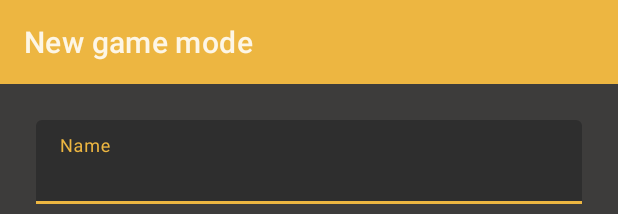
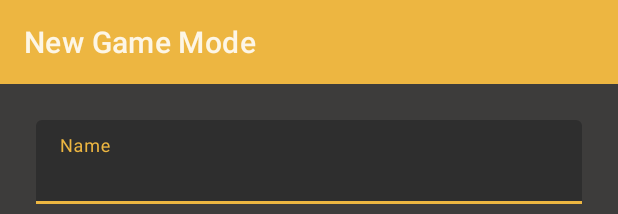
Before and after one commit to andhika185/Lexica, an Android app: the layout new_game_mode.xml on its own in the app's theme, with its tools: preview values and no code run, on a phone screen of 412 x 824 dp. Shown: the top 214 px of the screen. Run offline under Robolectric (Android 15) with nearby library versions, the phone set to English and light mode, and no system bars; plain views replace FancyButton.

Commit message:
Update translations

```diff
--- a/app/src/main/res/layout/new_game_mode.xml
+++ b/app/src/main/res/layout/new_game_mode.xml
@@ -11,7 +11,7 @@
         android:layout_width="match_parent"
         android:layout_height="wrap_content"
         app:layout_constraintTop_toTopOf="parent"
-        app:title="New game mode"
+        app:title="@string/new_game_mode"
         android:background="?attr/colorPrimary"
         android:minHeight="?attr/actionBarSize"
         android:theme="?attr/actionBarTheme"
@@ -167,7 +167,7 @@
         fancy:fb_fontIconResource="&#xf160;"
         fancy:fb_textColor="?attr/list__selectable_item_text_colour"
         fancy:fb_defaultColor="@android:color/transparent"
-        fancy:fb_text="Min word length"
+        fancy:fb_text="@string/min_word_length"
         fancy:fb_iconPosition="top" />
 
     <RadioGroup
--- a/app/src/main/res/values/strings.xml
+++ b/app/src/main/res/values/strings.xml
@@ -33,7 +33,7 @@
     <string name="pref_scoreType">Scoring Type</string>
     <string name="word_length">Word Length</string>
     <string name="letter_points">Letter Points</string>
-    <string name="pref_hintMode">Hint mode</string>
+    <string name="pref_hintMode">Hint</string>
     <string name="pref_hintMode_summary">Shows the number of words each letter can be used in</string>
     <string name="tile_count">Number of words</string>
     <string name="hint_colour">Tile colour</string>
@@ -134,4 +134,6 @@
     <string name="help_how_to_play">How to play</string>
     <string name="help_how_to_play_desc">To play Lexica, start a new game by tapping \"New Game\" from the main menu. On the game screen, connect adjacent letters in the grid to form words, with connections possible horizontally, vertically, or diagonally. Each word must be at least three letters long and is automatically submitted upon formation, with points awarded based on the word\'s length and complexity. The game keeps track of your score and the number of words found, and your performance is summarized at the end of the game, showing both found and missed words along with their point values.</string>
     <string name="back">Back</string>
+    <string name="new_game_mode">New Game Mode</string>
+    <string name="min_word_length">Min Word Length</string>
 </resources>
```
Also changed, not shown: 1 other file.
